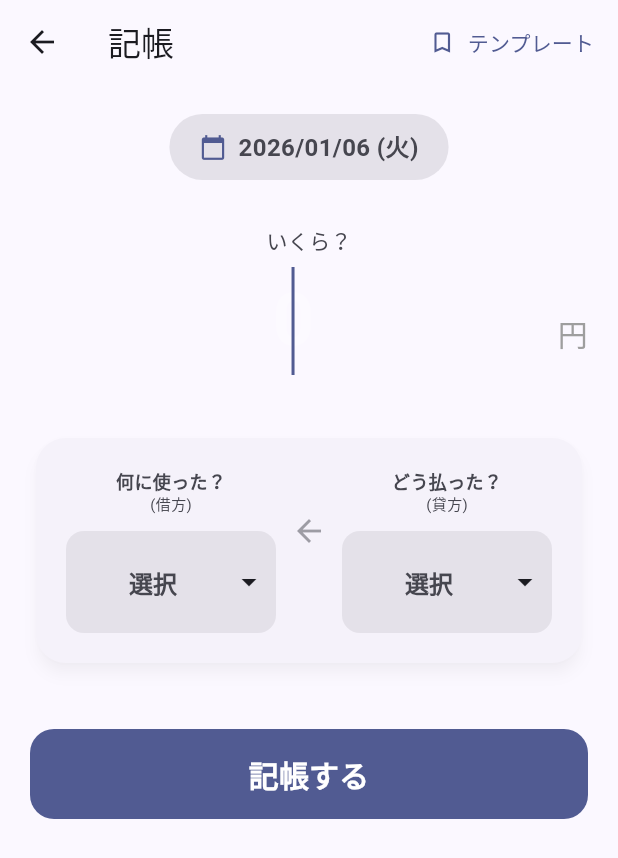
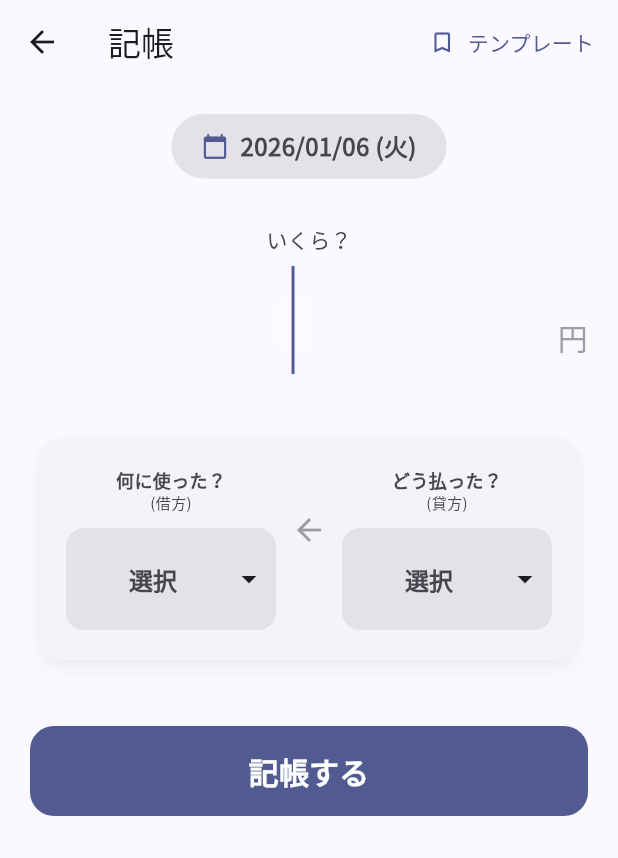
Before and after one commit to watch5/first_app, a Flutter app: the screen it shows after launch, after a tap on "記帳", on a phone screen of 412 x 824 dp. Shown: the top 858 px of the screen. Run offline on Flutter 3.47's test engine with Material 3 defaults, Android fonts, the phone set to English and light mode, and no system bars; our stand-ins replace drift, fl_chart, google_fonts, google_mobile_ads; accounts and stored records are empty; generated files the repository leaves out were written again; network calls fail.

Commit message:
UI改善：フォント変更とキーボード収納対応

```diff
--- a/lib/main.dart
+++ b/lib/main.dart
@@ -2,16 +2,18 @@ import 'package:flutter/material.dart';
 import 'package:flutter/services.dart';
 import 'package:google_mobile_ads/google_mobile_ads.dart';
 import 'package:intl/date_symbol_data_local.dart';
+import 'package:google_fonts/google_fonts.dart'; // ★追加: フォント用パッケージ
+
 import 'database.dart';
 
-// ★整理された各画面・部品をインポート
+// 各画面・部品をインポート
 import 'screens/transaction_list_page.dart';
 import 'screens/pl_page.dart';
 import 'screens/bs_page.dart';
 import 'screens/add_transaction_page.dart';
 import 'screens/account_settings_page.dart';
-import 'screens/template_settings_page.dart'; // 追加
-import 'widgets/ad_banner.dart'; // 追加
+import 'screens/template_settings_page.dart';
+import 'widgets/ad_banner.dart';
 
 Future<void> main() async {
   WidgetsFlutterBinding.ensureInitialized();
@@ -28,14 +30,23 @@ class MyApp extends StatelessWidget {
     return MaterialApp(
       title: 'Dualy',
       debugShowCheckedModeBanner: false,
+
+      // ★ライトモードのテーマ設定（フォント適用）
       theme: ThemeData(
         colorScheme: ColorScheme.fromSeed(seedColor: Colors.indigo, brightness: Brightness.light),
         useMaterial3: true,
+        // これを入れるだけでアプリ全体の文字が Noto Sans JP になります
+        textTheme: GoogleFonts.notoSansJpTextTheme(),
       ),
+
+      // ★ダークモードのテーマ設定（フォント適用）
       darkTheme: ThemeData(
         colorScheme: ColorScheme.fromSeed(seedColor: Colors.indigo, brightness: Brightness.dark),
         useMaterial3: true,
+        // ダークモード用の文字色（白）をベースにフォントを適用する書き方
+        textTheme: GoogleFonts.notoSansJpTextTheme(ThemeData.dark().textTheme),
       ),
+
       themeMode: ThemeMode.system,
       home: const MainScreen(),
     );
@@ -137,7 +148,6 @@ class _MainScreenState extends State<MainScreen> {
             subtitle: const Text('よく使う取引（家賃など）を登録'),
             onTap: () async {
               Navigator.pop(ctx);
-              // ★別ファイルにした画面へ遷移
               await Navigator.of(context).push(MaterialPageRoute(builder: (context) => TemplateSettingsPage(db: _db)));
             },
           ),
@@ -170,7 +180,7 @@ class _MainScreenState extends State<MainScreen> {
       body: Column(
         children: [
           Expanded(child: screens[_selectedIndex]),
-          const AdBanner(), // ★別ファイルにした広告ウィジェット
+          const AdBanner(),
         ],
       ),
       bottomNavigationBar: NavigationBar(
--- a/lib/screens/add_transaction_page.dart
+++ b/lib/screens/add_transaction_page.dart
@@ -64,7 +64,7 @@ class _AddTransactionPageState extends State<AddTransactionPage> {
                 itemCount: templates.length,
                 itemBuilder: (context, index) {
                   final t = templates[index];
-                  // ★修正箇所1: ダミーAccountに costType: 'variable' を追加
+                  // ダミーAccountに costType: 'variable' を追加して安全策
                   final debitName = widget.accounts.firstWhere((a) => a.id == t.debitAccountId, orElse: () => const Account(id: -1, name: '?', type: '', costType: 'variable')).name;
                   final creditName = widget.accounts.firstWhere((a) => a.id == t.creditAccountId, orElse: () => const Account(id: -1, name: '?', type: '', costType: 'variable')).name;
 
@@ -72,6 +72,7 @@ class _AddTransactionPageState extends State<AddTransactionPage> {
                     leading: Icon(Icons.bookmark, color: Theme.of(context).colorScheme.primary),
                     title: Text(t.name, style: const TextStyle(fontWeight: FontWeight.bold)),
                     subtitle: Text('$debitName ← $creditName'),
+                    // ★改善点2: テンプレート一覧では金額にカンマを入れる（既に実装済み）
                     trailing: Text('${NumberFormat("#,###").format(t.amount)} 円'),
                     onTap: () {
                       HapticFeedback.mediumImpact();
@@ -98,7 +99,10 @@ class _AddTransactionPageState extends State<AddTransactionPage> {
     final colorScheme = Theme.of(context).colorScheme;
     final isEditMode = widget.transaction != null; // 編集モードかどうか
 
-    return Scaffold(
+    // ★改善点1: GestureDetectorで画面全体を包み、タップでキーボードを閉じる
+    return GestureDetector(
+      onTap: () => FocusScope.of(context).unfocus(), // これがキーボードを閉じる魔法のコード
+      child: Scaffold(
         appBar: AppBar(
           title: Text(isEditMode ? '取引の編集' : '記帳'),
           actions: [
@@ -117,6 +121,8 @@ class _AddTransactionPageState extends State<AddTransactionPage> {
               GestureDetector(
                 onTap: () async {
                   HapticFeedback.lightImpact();
+                  // キーボードが出ていたら閉じてからカレンダーを出す
+                  FocusScope.of(context).unfocus();
                   final date = await showDatePicker(
                     context: context,
                     initialDate: _selectedDate,
@@ -157,7 +163,7 @@ class _AddTransactionPageState extends State<AddTransactionPage> {
                 style: TextStyle(fontSize: 48, fontWeight: FontWeight.bold, color: colorScheme.primary),
                 decoration: const InputDecoration(
                   hintText: '0',
-                suffixText: '円', // ★修正箇所2: 「円」を表示
+                  suffixText: '円',
                   suffixStyle: TextStyle(fontSize: 20, color: Colors.grey),
                   border: InputBorder.none,
                   hintStyle: TextStyle(color: Colors.white24),
@@ -169,7 +175,8 @@ class _AddTransactionPageState extends State<AddTransactionPage> {
               // 左右カード
               Card(
                 elevation: 4,
-              shadowColor: colorScheme.shadow.withValues(alpha: 0.2),
+                // Flutterのバージョンによっては withValues がないので withOpacity にしています（安全策）
+                shadowColor: colorScheme.shadow.withOpacity(0.2),
                 shape: RoundedRectangleBorder(borderRadius: BorderRadius.circular(20)),
                 color: colorScheme.surfaceContainerLow,
                 child: Padding(
@@ -189,7 +196,7 @@ class _AddTransactionPageState extends State<AddTransactionPage> {
                       ),
                       Padding(
                         padding: const EdgeInsets.symmetric(horizontal: 10, vertical: 30),
-                      child: Icon(Icons.arrow_back, color: colorScheme.onSurfaceVariant.withValues(alpha: 0.5)),
+                        child: Icon(Icons.arrow_back, color: colorScheme.onSurfaceVariant.withOpacity(0.5)),
                       ),
                       Expanded(
                         child: Column(
@@ -218,6 +225,9 @@ class _AddTransactionPageState extends State<AddTransactionPage> {
                   ),
                   onPressed: () {
                     HapticFeedback.mediumImpact();
+                    // キーボードを閉じる
+                    FocusScope.of(context).unfocus();
+
                     final amount = int.tryParse(_amountController.text);
                     if (amount != null && _debitId != null && _creditId != null) {
                       final result = {
@@ -240,13 +250,14 @@ class _AddTransactionPageState extends State<AddTransactionPage> {
             ],
           ),
         ),
+      ),
     );
   }
 
   Widget _buildAccountSelector(int? value, ValueChanged<int?> onChanged) {
     final colorScheme = Theme.of(context).colorScheme;
 
-    // ★修正箇所3: ここでも costType: 'variable' を追加してエラー回避
+    // 安全策: costType: 'variable' を追加
     final selectedAccount = value != null
         ? widget.accounts.firstWhere((a) => a.id == value, orElse: () => const Account(id: -1, name: '', type: '', costType: 'variable'))
         : null;
@@ -270,7 +281,7 @@ class _AddTransactionPageState extends State<AddTransactionPage> {
       child: Container(
         padding: const EdgeInsets.symmetric(horizontal: 4, vertical: 8),
         decoration: BoxDecoration(
-          color: value != null ? color.withValues(alpha: 0.1) : colorScheme.surfaceContainerHighest,
+          color: value != null ? color.withOpacity(0.1) : colorScheme.surfaceContainerHighest,
           borderRadius: BorderRadius.circular(12),
           border: Border.all(color: value != null ? color : Colors.transparent, width: 2),
         ),
--- a/pubspec.yaml
+++ b/pubspec.yaml
@@ -1,4 +1,4 @@
-name: first_app
+name: Dualy
 description: "A new Flutter project."
 # The following line prevents the package from being accidentally published to
 # pub.dev using `flutter pub publish`. This is preferred for private packages.
@@ -16,7 +16,7 @@ publish_to: 'none' # Remove this line if you wish to publish to pub.dev
 # https://developer.apple.com/library/archive/documentation/General/Reference/InfoPlistKeyReference/Articles/CoreFoundationKeys.html
 # In Windows, build-name is used as the major, minor, and patch parts
 # of the product and file versions while build-number is used as the build suffix.
-version: 1.0.0+1
+version: 1.0.0+2
 
 environment:
   sdk: ^3.10.4
@@ -44,6 +44,7 @@ dependencies:
   share_plus: ^10.0.0 # (CSV用に入れるならここ)
   # ★これを追加！
   google_mobile_ads: ^5.0.0
+  google_fonts: ^6.3.3
 
 dev_dependencies:
   flutter_test:
```
Also changed, not shown: pubspec.lock. Lines whose indentation alone changed are shown as unchanged.
